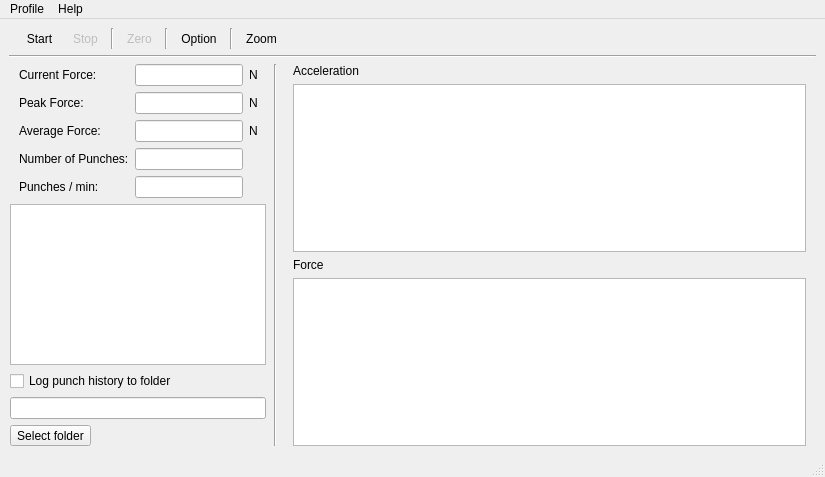
The window that boxing-gui/ui/main_window.ui (Achicken7301/boxqt) describes before a commit, drawn with Qt 5.
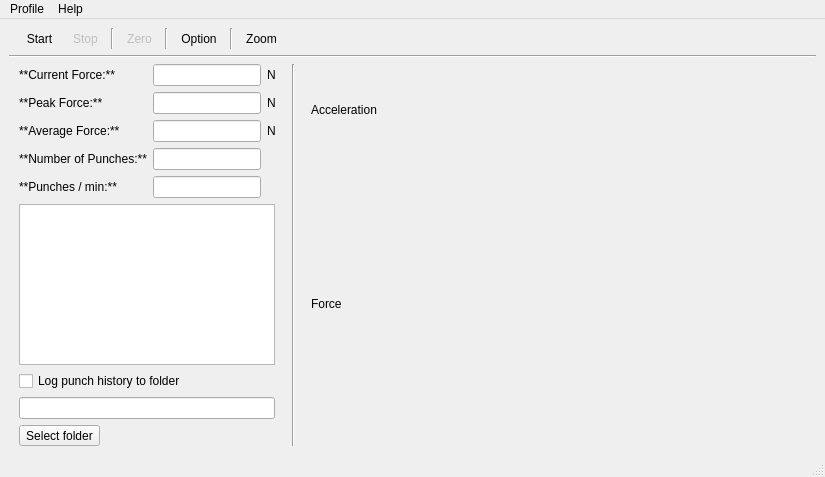
The same window after the commit. Icons and pictures are not drawn. Custom widgets are drawn as their Qt base class.

The edit to the form file:
```diff
--- a/boxing-gui/ui/main_window.ui
+++ b/boxing-gui/ui/main_window.ui
@@ -247,8 +247,8 @@
        </widget>
       </item>
       <item>
-       <widget class="PlotWidget" name="acceleration_chart">
-        <property name="backgroundBrush">
+       <widget class="PlotWidget" name="acceleration_chart" native="true">
+        <property name="backgroundBrush" stdset="0">
          <brush brushstyle="NoBrush">
           <color alpha="255">
            <red>255</red>
@@ -267,8 +267,8 @@
        </widget>
       </item>
       <item>
-       <widget class="PlotWidget" name="force_chart">
-        <property name="backgroundBrush">
+       <widget class="PlotWidget" name="force_chart" native="true">
+        <property name="backgroundBrush" stdset="0">
          <brush brushstyle="NoBrush">
           <color alpha="255">
            <red>255</red>
@@ -306,14 +306,20 @@
            </sizepolicy>
           </property>
           <property name="text">
-           <string>Current Force:</string>
+           <string>**Current Force:**</string>
+          </property>
+          <property name="textFormat">
+           <enum>Qt::MarkdownText</enum>
           </property>
          </widget>
         </item>
         <item row="6" column="0">
          <widget class="QLabel" name="label_10">
           <property name="text">
-           <string>Punches / min:</string>
+           <string>**Punches / min:**</string>
+          </property>
+          <property name="textFormat">
+           <enum>Qt::MarkdownText</enum>
           </property>
          </widget>
         </item>
@@ -326,7 +332,10 @@
            </sizepolicy>
           </property>
           <property name="text">
-           <string>Peak Force:</string>
+           <string>**Peak Force:**</string>
+          </property>
+          <property name="textFormat">
+           <enum>Qt::MarkdownText</enum>
           </property>
          </widget>
         </item>
@@ -340,14 +349,20 @@
         <item row="4" column="0">
          <widget class="QLabel" name="label_13">
           <property name="text">
-           <string>Average Force:</string>
+           <string>**Average Force:**</string>
+          </property>
+          <property name="textFormat">
+           <enum>Qt::MarkdownText</enum>
           </property>
          </widget>
         </item>
         <item row="5" column="0">
          <widget class="QLabel" name="label_14">
           <property name="text">
-           <string>Number of Punches:</string>
+           <string>**Number of Punches:**</string>
+          </property>
+          <property name="textFormat">
+           <enum>Qt::MarkdownText</enum>
           </property>
          </widget>
         </item>
@@ -409,7 +424,10 @@
          </widget>
         </item>
         <item row="5" column="1">
-         <widget class="QLineEdit" name="number_of_punche_line">
+         <widget class="QLineEdit" name="number_of_punches">
+          <property name="enabled">
+           <bool>true</bool>
+          </property>
           <property name="sizePolicy">
            <sizepolicy hsizetype="Maximum" vsizetype="Fixed">
             <horstretch>0</horstretch>
@@ -599,7 +617,7 @@
  <customwidgets>
   <customwidget>
    <class>PlotWidget</class>
-   <extends>QGraphicsView</extends>
+   <extends>QWidget</extends>
    <header>pyqtgraph</header>
   </customwidget>
  </customwidgets>
```
Left out of the diff: 1 changed line with no effect on the pictures.
